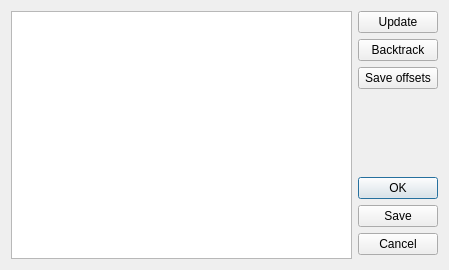
Old version of the form madgui/online/monitorwidget.ui in the repository hibtc/madgui.
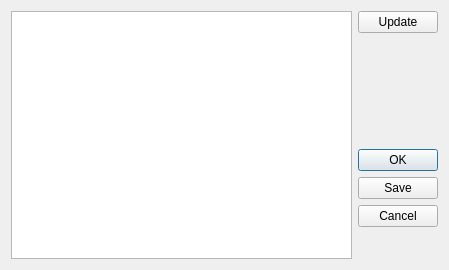
New version of the form. Custom widgets are drawn as their Qt base class.

Commit message: Separate orbit-fit widget, use same .ui as emittance widget

```diff
--- a/madgui/online/monitorwidget.ui
+++ b/madgui/online/monitorwidget.ui
@@ -26,20 +26,6 @@
        </property>
       </widget>
      </item>
-     <item>
-      <widget class="QPushButton" name="btn_backtrack">
-       <property name="text">
-        <string>Backtrack</string>
-       </property>
-      </widget>
-     </item>
-     <item>
-      <widget class="QPushButton" name="btn_offsets">
-       <property name="text">
-        <string>Save offsets</string>
-       </property>
-      </widget>
-     </item>
      <item>
       <spacer>
        <property name="orientation">
```
Left out of the diff: 2 changed lines with no effect on the pictures. The commit also changes 3 other files.
